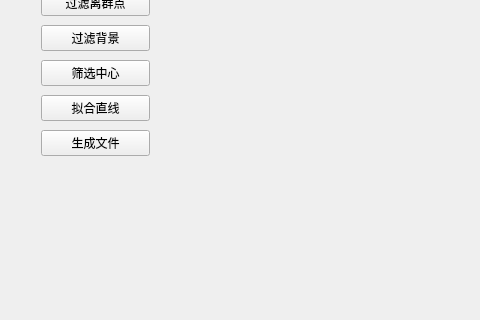
Above: project_qt.ui from SneakyLearning/project_qt before the change; both pictures show x 0 to 480 and y 346 to 666 of the 1058 by 666 pixel window. Below: the same form after it.
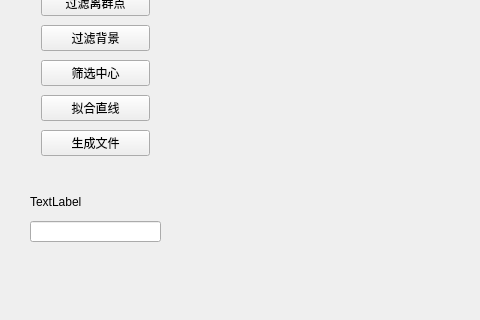
That is the form after the change. Custom widgets are drawn as their Qt base class.

Commit message: input unit has been moved inside instead of console

Patch:
```diff
--- a/project_qt.ui
+++ b/project_qt.ui
@@ -122,6 +122,29 @@
      </rect>
     </property>
    </widget>
+   <widget class="QLineEdit" name="input">
+    <property name="geometry">
+     <rect>
+      <x>30</x>
+      <y>550</y>
+      <width>131</width>
+      <height>21</height>
+     </rect>
+    </property>
+   </widget>
+   <widget class="QLabel" name="label_hint">
+    <property name="geometry">
+     <rect>
+      <x>30</x>
+      <y>520</y>
+      <width>131</width>
+      <height>21</height>
+     </rect>
+    </property>
+    <property name="text">
+     <string>TextLabel</string>
+    </property>
+   </widget>
   </widget>
   <widget class="QMenuBar" name="menuBar">
    <property name="geometry">
```
The commit also changes 2 other files.
